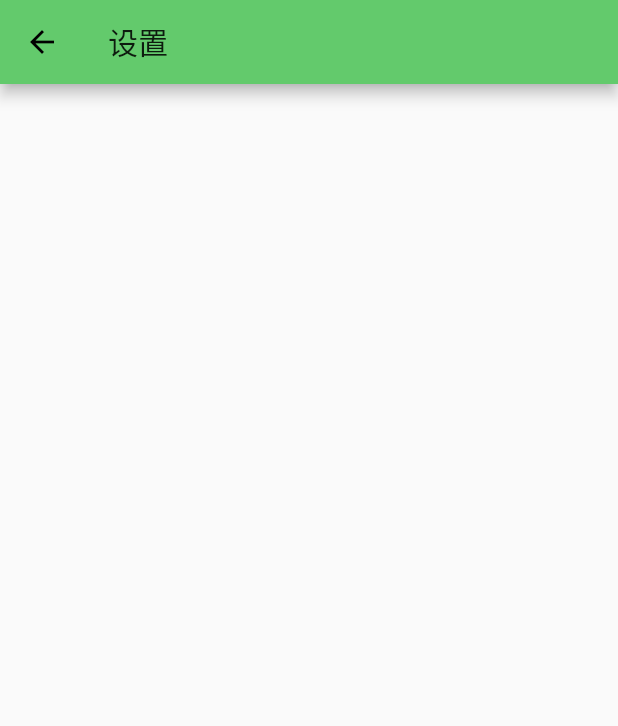
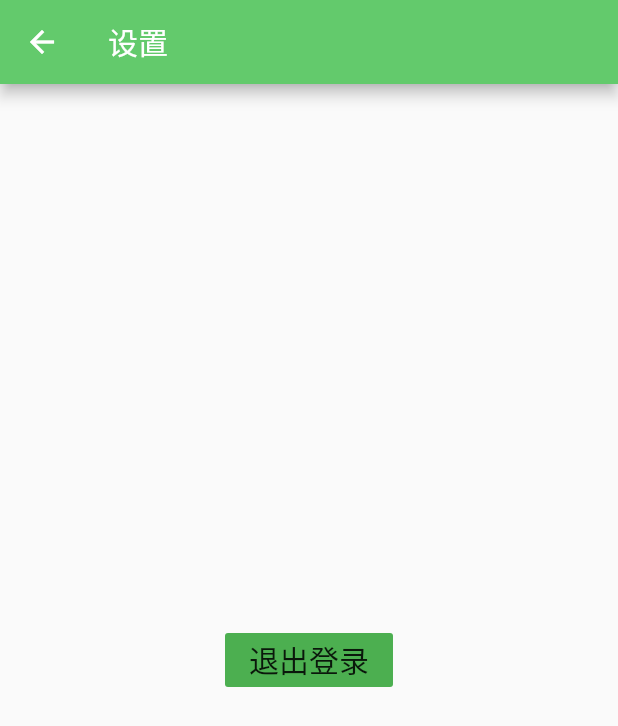
Before and after one commit to Ann9203/flutter, a Flutter app: the SettingPage screen opened directly, on a phone screen of 412 x 824 dp. Shown: the top 726 px of the screen. Run offline on Flutter 3.47's test engine with Material 2 defaults, Android fonts, the phone set to English and light mode, and no system bars; our stand-ins replace event_bus, image_picker, shared_preferences; missing offline and left inert: flutter_webview_plugin; accounts and stored records are empty.

Commit message:
'添加退出登录'

```diff
--- a/flutter_osc_client/flutter_osc_client/lib/pages/profile_page.dart
+++ b/flutter_osc_client/flutter_osc_client/lib/pages/profile_page.dart
@@ -99,6 +99,7 @@ class _ProfilePageState extends State<ProfilePage> {
     });
     eventBus.on<LogoutEvent>().listen((event) {
       //TODO 退出登录
+      _showUserInfo();
     });
   }
 
--- a/flutter_osc_client/flutter_osc_client/lib/pages/setting_page.dart
+++ b/flutter_osc_client/flutter_osc_client/lib/pages/setting_page.dart
@@ -1,4 +1,7 @@
 import 'package:flutter/material.dart';
+import 'package:flutter_osc_client/constance/constants.dart';
+import 'package:flutter_osc_client/utils/data_save_utils.dart';
+import 'package:flutter_osc_client/utils/event_bus_utils.dart';
 
 class SettingPage extends StatefulWidget {
   @override
@@ -12,7 +15,19 @@ class _SettingPageState extends State<SettingPage> {
   Widget build(BuildContext context) {
     return Scaffold(
       appBar: AppBar(
-        title: Text('设置'),
+        title: Text('设置', style: TextStyle(color: Color(AppColors.APP_THEME_ICON_COLOR), fontSize: 20.0),),
+        iconTheme: IconThemeData(color: Color(AppColors.APP_THEME_ICON_COLOR)),
+      ),
+      body: Center(
+        child: FlatButton(
+            color: Colors.green,
+            onPressed: (){
+              DataSaveUtils.clearLoginInfo().then((_){
+                eventBus.fire(LogoutEvent());
+                Navigator.of(context).pop(); //退出
+              });
+            },
+            child: Text('退出登录', style: TextStyle(fontSize: 20.0),)),
       ),
     );
   }
--- a/flutter_osc_client/flutter_osc_client/lib/utils/data_save_utils.dart
+++ b/flutter_osc_client/flutter_osc_client/lib/utils/data_save_utils.dart
@@ -34,7 +34,7 @@ class DataSaveUtils{
 
 
   ///存储登录信息
-  static Future<void> clearLoginInfo(Map<String, dynamic> map)async{
+  static Future<void> clearLoginInfo()async{
     SharedPreferences sharedPreferences =  await SharedPreferences.getInstance();
     sharedPreferences
       ..setString(SP_ACCESS_TOKEN, '')
```
